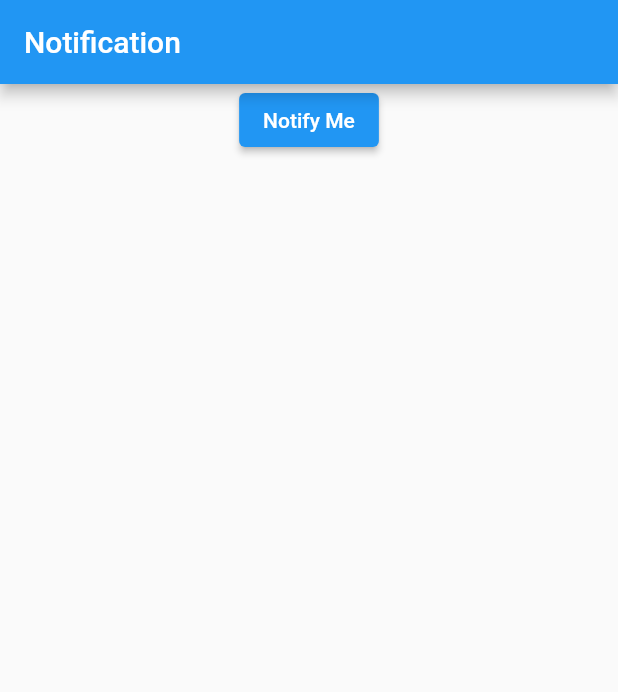
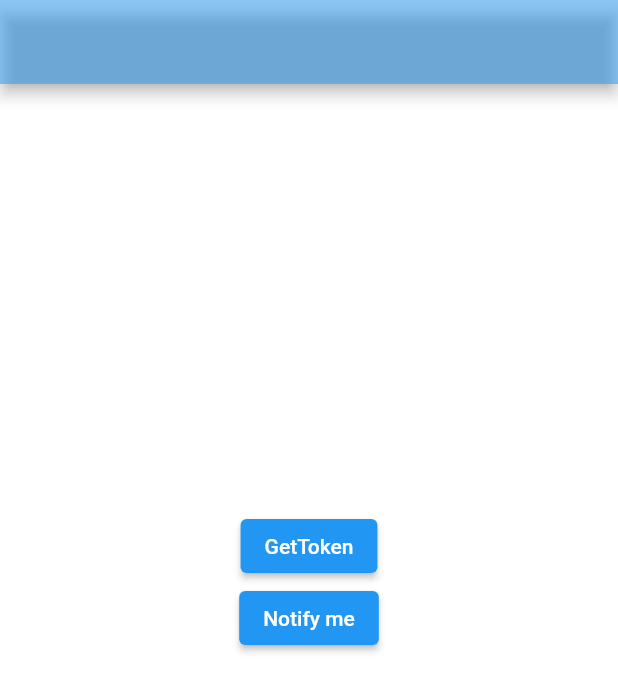
Before and after one commit to Peacemaker19/Peacemaker, a Flutter app: the screen it shows after launch, on a phone screen of 412 x 824 dp. Shown: the top 692 px of the screen. Run offline on Flutter 3.47's test engine with Material 2 defaults, Android fonts, the phone set to English and light mode, and no system bars; our stand-ins replace firebase_messaging, flutter_local_notifications; accounts and stored records are empty.

Commit message:
Custom Notification using local Notification..

```diff
--- a/lib/main.dart
+++ b/lib/main.dart
@@ -1,37 +1,76 @@
+import 'package:firebase_messaging/firebase_messaging.dart';
 import 'package:flutter/material.dart';
-import 'package:firebase_core/firebase_core.dart';
-import 'package:firebase_messaging/firebase_messaging.dart';
+import 'package:flutter_local_notifications/flutter_local_notifications.dart';
+import 'package:peacemaker/noti.dart';
 
-Future<void> main() async {
-  WidgetsFlutterBinding.ensureInitialized();
-  await Firebase.initializeApp();
-  runApp(const MaterialApp(home: Peacemaker()));
+final FlutterLocalNotificationsPlugin flutterLocalNotificationsPlugin =
+    FlutterLocalNotificationsPlugin();
+
+void main() async {
+  final fcmToken = await FirebaseMessaging.instance.getToken();
+  runApp(const MyApp());
 }
 
-class Peacemaker extends StatefulWidget {
-  const Peacemaker({super.key});
+class MyApp extends StatelessWidget {
+  const MyApp({Key? key}) : super(key: key);
 
   @override
-  State<Peacemaker> createState() => _PeacemakerState();
+  Widget build(BuildContext context) {
+    return const MaterialApp(
+      debugShowCheckedModeBanner: false,
+      home: HomePage(),
+    );
+  }
 }
 
-void getfcmtoken() async {
-  final fcmToken = await FirebaseMessaging.instance.getToken();
-  print('Notifyme: $fcmToken');
+class HomePage extends StatefulWidget {
+  const HomePage({Key? key}) : super(key: key);
+
+  @override
+  State<HomePage> createState() => _HomePageState();
 }
 
-class _PeacemakerState extends State<Peacemaker> {
+class _HomePageState extends State<HomePage> {
+  @override
+  void initState() {
+    super.initState();
+    Noti.initialize(flutterLocalNotificationsPlugin);
+  }
+
   @override
   Widget build(BuildContext context) {
-    return Scaffold(
-      appBar: AppBar(title: const Text("Notification")),
-      body: const Center(
+    return SizedBox(
+      child: Scaffold(
+          backgroundColor: Colors.white,
+          appBar: AppBar(
+            backgroundColor: Colors.blue.withOpacity(0.5),
+          ),
+          body: Center(
+            child: SizedBox(
+              width: 200,
+              height: 200,
               child: Column(
                 children: [
-            ElevatedButton(onPressed: getfcmtoken, child: Text('Notify Me')),
+                  const ElevatedButton(
+                      onPressed: getFcmToken, child: Text('GetToken')),
+                  ElevatedButton(
+                    onPressed: () {
+                      Noti.showBigTextNotification(
+                          title: "Peacemaker",
+                          body: "You only live once..",
+                          fln: flutterLocalNotificationsPlugin);
+                    },
+                    child: const Text("Notify me"),
+                  ),
                 ],
               ),
             ),
+          )),
     );
   }
 }
+
+void getFcmToken() async {
+  final fcmToken = await FirebaseMessaging.instance.getToken();
+  print(fcmToken);
+}
--- /dev/null
+++ b/lib/noti.dart
@@ -0,0 +1,35 @@
+import 'package:flutter_local_notifications/flutter_local_notifications.dart';
+
+class Noti {
+  static Future initialize(
+      FlutterLocalNotificationsPlugin flutterLocalNotificationsPlugin) async {
+    var androidInitialize =
+        const AndroidInitializationSettings('mipmap/ic_launcher');
+
+    var initializationsSettings = InitializationSettings(
+      android: androidInitialize,
+    );
+    await flutterLocalNotificationsPlugin.initialize(initializationsSettings);
+  }
+
+  static Future showBigTextNotification(
+      {var id = 0,
+      required String title,
+      required String body,
+      required FlutterLocalNotificationsPlugin fln}) async {
+    AndroidNotificationDetails androidPlatformChannelSpecifics =
+        const AndroidNotificationDetails(
+      'Peacemaker',
+      'channel_name',
+      playSound: true,
+      sound: RawResourceAndroidNotificationSound('notification'),
+      importance: Importance.max,
+      priority: Priority.high,
+    );
+
+    var not = NotificationDetails(
+      android: androidPlatformChannelSpecifics,
+    );
+    await fln.show(0, title, body, not);
+  }
+}
--- a/pubspec.yaml
+++ b/pubspec.yaml
@@ -40,6 +40,7 @@ dependencies:
   flutter_local_notifications: ^14.1.1
   firebase_core_dart: ^1.0.1
   firebase_auth: ^4.6.3
+  audioplayers: ^4.1.0
 
 dev_dependencies:
   flutter_test:
```
Also changed, not shown: pubspec.lock, 7 other files. Lines whose indentation alone changed are shown as unchanged.
